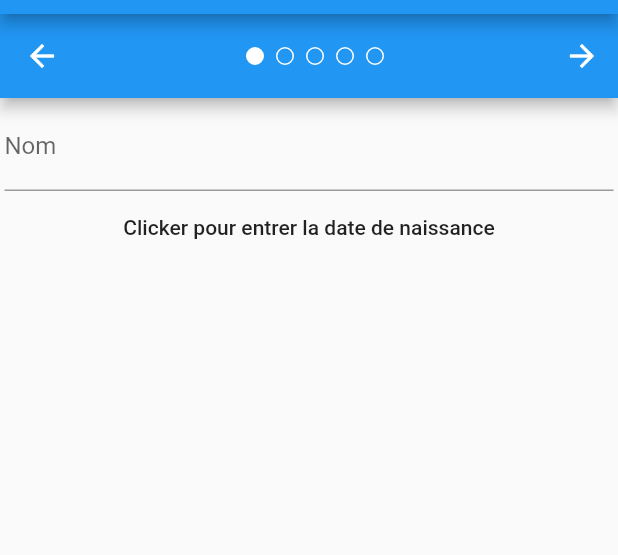
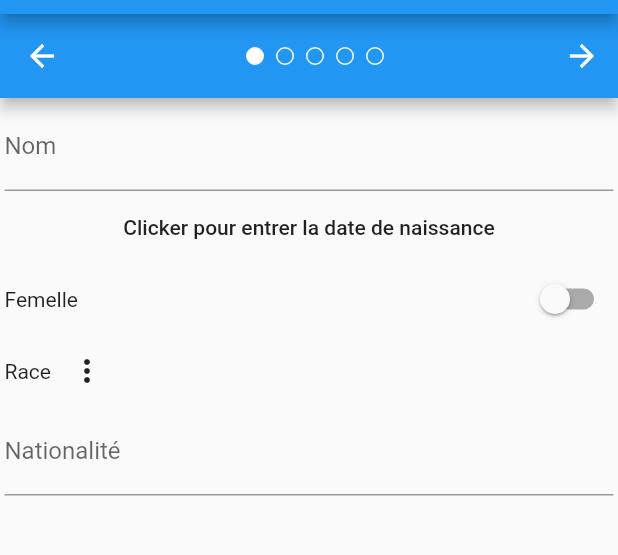
Before and after one commit to florian-vuillemot/POCMyHorseStableMobileApp, a Flutter app: the screen it shows after launch, on a phone screen of 412 x 824 dp, the part 70-625 px from its top. Run offline on Flutter 3.47's test engine with Material 2 defaults, Android fonts, the phone set to English and light mode, and no system bars; our stand-ins replace image_picker.

Commit message:
Build first par of horse list, checkbox for sexe

```diff
--- a/MyHorseStable/lib/Horse.dart
+++ b/MyHorseStable/lib/Horse.dart
@@ -109,6 +109,40 @@ class _PensionInfoCard extends StatefulWidget {
   _PensionInfoCardState createState() => new _PensionInfoCardState();
 }
 
+class MaleOrFemale extends StatefulWidget {
+  MaleOrFemale(this.title, {Key key}) : super(key: key);
+
+  final String title;
+
+  @override
+  _maleOrFemale createState() => new _maleOrFemale();
+}
+
+class _maleOrFemale extends State<MaleOrFemale> {
+  _maleOrFemale();
+
+  bool isMal = false;
+
+  void _handleSwitch(bool newValue) {
+    setState(() {
+      isMal = newValue;
+    });
+  }
+
+  @override
+  Widget build(BuildContext context) {
+    return new Row(
+            mainAxisAlignment: MainAxisAlignment.spaceBetween,
+            children: [
+              new Text(isMal ? "Male" : "Femelle"),
+              new Switch(
+                  value: isMal,
+                  onChanged: _handleSwitch
+              )]
+        );
+  }
+}
+
 class _PensionInfoCardState extends State<_PensionInfoCard> {
   _PensionInfoCardState();
 
@@ -191,8 +225,15 @@ class _HorseInfoCard extends StatelessWidget {
   _HorseInfoCard({ Key key }) : super(key: key);
 
   final choice = [
-    new ExampleWidget("Nom"), new ExampleWidget("date")
+    new ExampleWidget("Nom"), new ExampleWidget("date"), new MaleOrFemale("Sexe"),
+    new ExampleWidget("race"), new ExampleWidget("Nationalité")
   ];
+
+  final t = new ListTile(
+    leading: const Icon(Icons.event_seat),
+    title: const Text('The seat for the narrator'),
+    onTap: (){print("Tape sur moi");},
+  );
 
   @override
   Widget build(BuildContext context) {
@@ -208,7 +249,53 @@ class ExampleWidget extends StatefulWidget {
   final String title;
 
   @override
-  _ExampleWidgetState createState() => new _ExampleWidgetState(this.title);
+  State<ExampleWidget> createState() {
+    if (title == "race"){
+      return new _RaceHorse();
+    }
+    return new _ExampleWidgetState(this.title);
+  }
+}
+
+class HorseRace{
+  const HorseRace({this.name});
+
+  final String name;
+}
+
+class _RaceHorse extends State<ExampleWidget>
+{
+  HorseRace race;
+  final List<HorseRace> races = [
+    const HorseRace(name: "Race 1"),
+    const HorseRace(name: "Race 2"),
+  ];
+
+  void _handleState(HorseRace result){
+    print("handle");
+    setState((){
+      this.race = result;
+    });
+  }
+
+  @override
+  Widget build(BuildContext context) {
+    return new Row(
+      children: [
+        new Text("Race"),
+        new PopupMenuButton<HorseRace>(
+          onSelected: _handleState,
+          itemBuilder: (BuildContext context) =>
+            races.map((HorseRace r) =>
+              new PopupMenuItem<HorseRace>(
+                child: new Text(r.name),
+              )
+            ).toList()
+        ),
+        new Text(null == race ? "" : race.name)
+      ]
+    );
+  }
 }
 
 /// State for [ExampleWidget] widgets.
```
